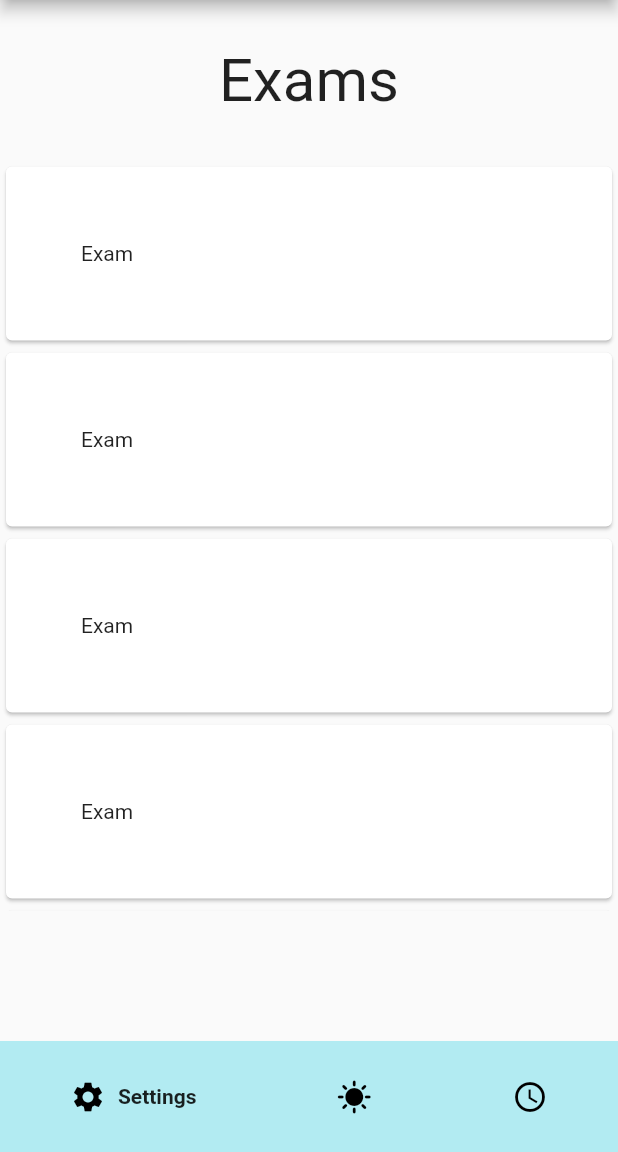
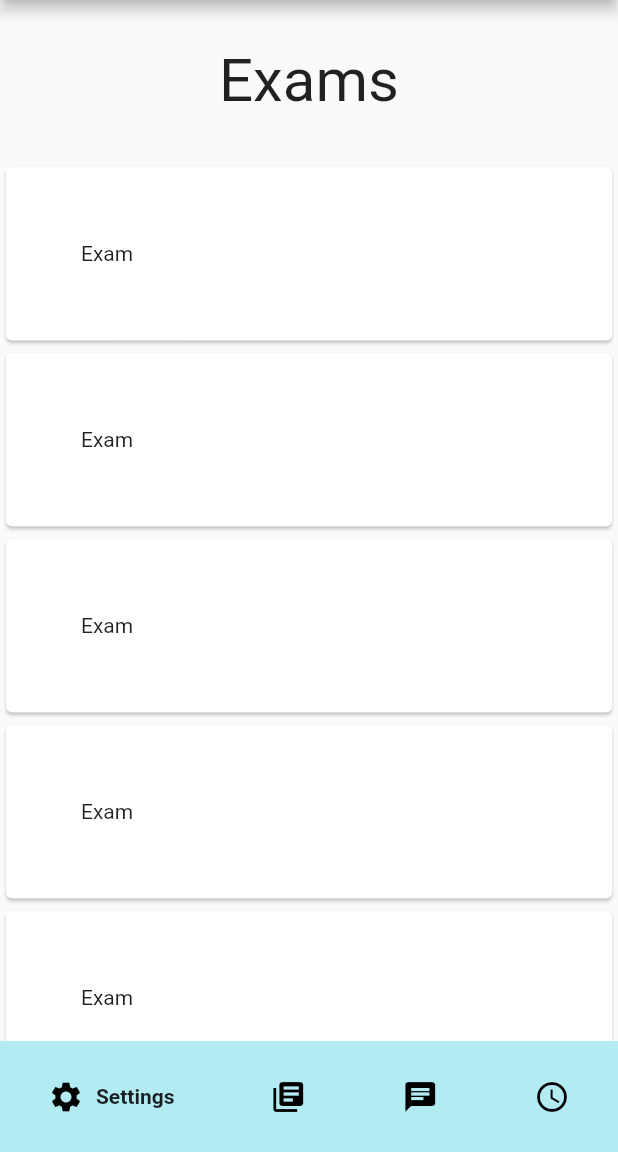
Before and after one commit to Greenstan/mujtahed_app, a Flutter app: the screen it shows after launch, on a phone screen of 412 x 824 dp, the part 84-1236 px from its top. Run offline on Flutter 3.47's test engine with Material 2 defaults, Android fonts, the phone set to English and light mode, and no system bars; drawn by our look-alikes of google_nav_bar.

Commit message:
Commit 2

```diff
--- a/lib/components/app_navbar.dart
+++ b/lib/components/app_navbar.dart
@@ -23,8 +23,12 @@ class NavBar extends StatelessWidget {
           text: "Settings",
         ),
         GButton(
-          icon: Icons.sunny,
-          text: "Main",
+          icon: Icons.library_books,
+          text: "Exams",
+        ),
+        GButton(
+          icon: Icons.chat,
+          text: "Chat",
         ),
         GButton(
           icon: Icons.schedule,
@@ -74,7 +78,7 @@ class NavBar extends StatelessWidget {
 //                   onPressed: () {}),
 //               IconBottomBar(
 //                   text: "Calendar",
-//                   icon: Icons.date_range_outlined,
+//                   icon: Icons.schedule_outlined,
 //                   selected: false,
 //                   onPressed: () {})
 //             ],
@@ -130,7 +134,7 @@ class NavBar extends StatelessWidget {
 //   final IconData icon;
 //   final bool selected;
 //   final Function() onPressed;
-//   final orangeColor = const Color(0xffFF8527);
+//   final orangeColor = Colors.cyan;
 //   @override
 //   Widget build(BuildContext context) {
 //     return CircleAvatar(
--- a/lib/models/exam.dart
+++ b/lib/models/exam.dart
@@ -1,13 +1,13 @@
 import './subject.dart';
 
-class Exam {
+class ExamModel {
   String type;
   String name;
   String courseID;
   String examDate;
-  List<Subject> subjectList;
+  List<SubjectModel> subjectList;
 
-  Exam({
+  ExamModel({
     required this.type,
     required this.name,
     required this.courseID,
--- a/lib/models/subject.dart
+++ b/lib/models/subject.dart
@@ -1 +1 @@
-class Subject {}
+class SubjectModel {}
--- a/lib/pages/exams_list.dart
+++ b/lib/pages/exams_list.dart
@@ -12,7 +12,8 @@ class _ExamsListState extends State<ExamsList> {
   @override
   Widget build(BuildContext context) {
     return Container(
-      child: Column(children: [
+      child: Column(
+        children: [
           Container(
             margin: EdgeInsets.all(30),
             child: Text(
@@ -21,7 +22,19 @@ class _ExamsListState extends State<ExamsList> {
             ),
           ),
           ExamListWidget(),
-      ]),
+          Container(
+            padding: EdgeInsets.all(20),
+            child: ElevatedButton(
+              style: ButtonStyle(
+                padding: MaterialStateProperty.all<EdgeInsets>(
+                    EdgeInsets.symmetric(vertical: 30, horizontal: 300)),
+              ),
+              child: Icon(Icons.add),
+              onPressed: () {},
+            ),
+          )
+        ],
+      ),
     );
   }
 }
--- a/lib/pages/home.dart
+++ b/lib/pages/home.dart
@@ -4,6 +4,7 @@ import '../components/app_appbar.dart';
 import './schedule.dart';
 import './settings.dart';
 import './exams_list.dart';
+import './chatbot.dart';
 
 class MyHomePage extends StatefulWidget {
   MyHomePage({Key? key}) : super(key: key);
@@ -24,6 +25,7 @@ class _MyHomePageState extends State<MyHomePage> {
   final pagesList = [
     Settings(),
     ExamsList(),
+    StudyHelper(),
     Schedule(),
   ];
 
--- a/lib/widgets/exam_list_widget.dart
+++ b/lib/widgets/exam_list_widget.dart
@@ -24,7 +24,7 @@ class _ExamListWidgetState extends State<ExamListWidget> {
   @override
   Widget build(BuildContext context) {
     return Container(
-      height: 500,
+      height: 600,
       child: ListView.builder(
         itemCount: 20,
         itemBuilder: (ctx, ind) {
```
Also changed, not shown: lib/pages/chatbot.dart (added, +28 -0 lines), lib/widgets/exam_item.dart (added, +11 -0 lines). Lines whose indentation alone changed are shown as unchanged.
